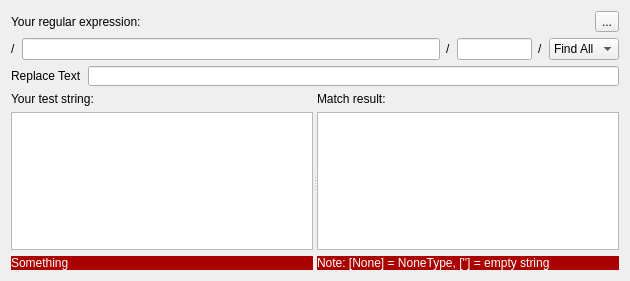
This is blurdev/gui/widgets/pyularwidget/ui/pyularwidget.ui in blurstudio/PrEditor as Qt 5 draws it before an edit. The edited form follows.
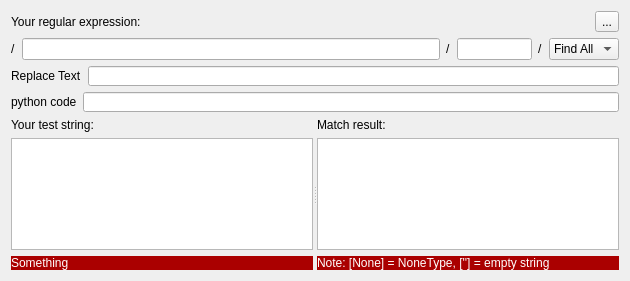
This is the edited form.

Commit message: Pyular now has a read only line edit that provides you with the python code to use the regular expression you are building.

Patch:
```diff
--- a/blurdev/gui/widgets/pyularwidget/ui/pyularwidget.ui
+++ b/blurdev/gui/widgets/pyularwidget/ui/pyularwidget.ui
@@ -145,6 +145,47 @@
      </layout>
     </widget>
    </item>
+   <item>
+    <widget class="QWidget" name="uiCodeWGT" native="true">
+     <property name="sizePolicy">
+      <sizepolicy hsizetype="Preferred" vsizetype="Fixed">
+       <horstretch>0</horstretch>
+       <verstretch>0</verstretch>
+      </sizepolicy>
+     </property>
+     <property name="minimumSize">
+      <size>
+       <width>0</width>
+       <height>20</height>
+      </size>
+     </property>
+     <property name="maximumSize">
+      <size>
+       <width>16777215</width>
+       <height>20</height>
+      </size>
+     </property>
+     <layout class="QHBoxLayout" name="horizontalLayout_5">
+      <property name="margin">
+       <number>0</number>
+      </property>
+      <item>
+       <widget class="QLabel" name="label_9">
+        <property name="text">
+         <string>python code</string>
+        </property>
+       </widget>
+      </item>
+      <item>
+       <widget class="QLineEdit" name="uiCodeTXT">
+        <property name="readOnly">
+         <bool>true</bool>
+        </property>
+       </widget>
+      </item>
+     </layout>
+    </widget>
+   </item>
    <item>
     <widget class="QSplitter" name="splitter">
      <property name="sizePolicy">
```
The commit also changes 3 other files.
